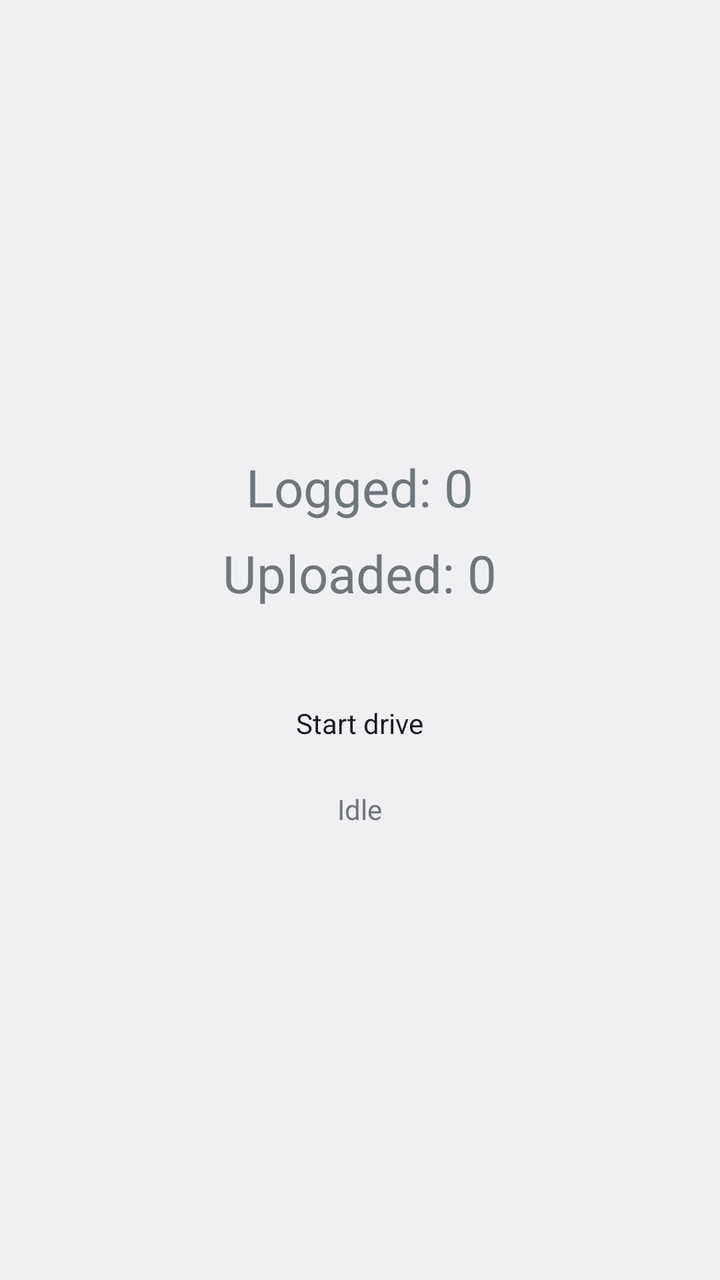
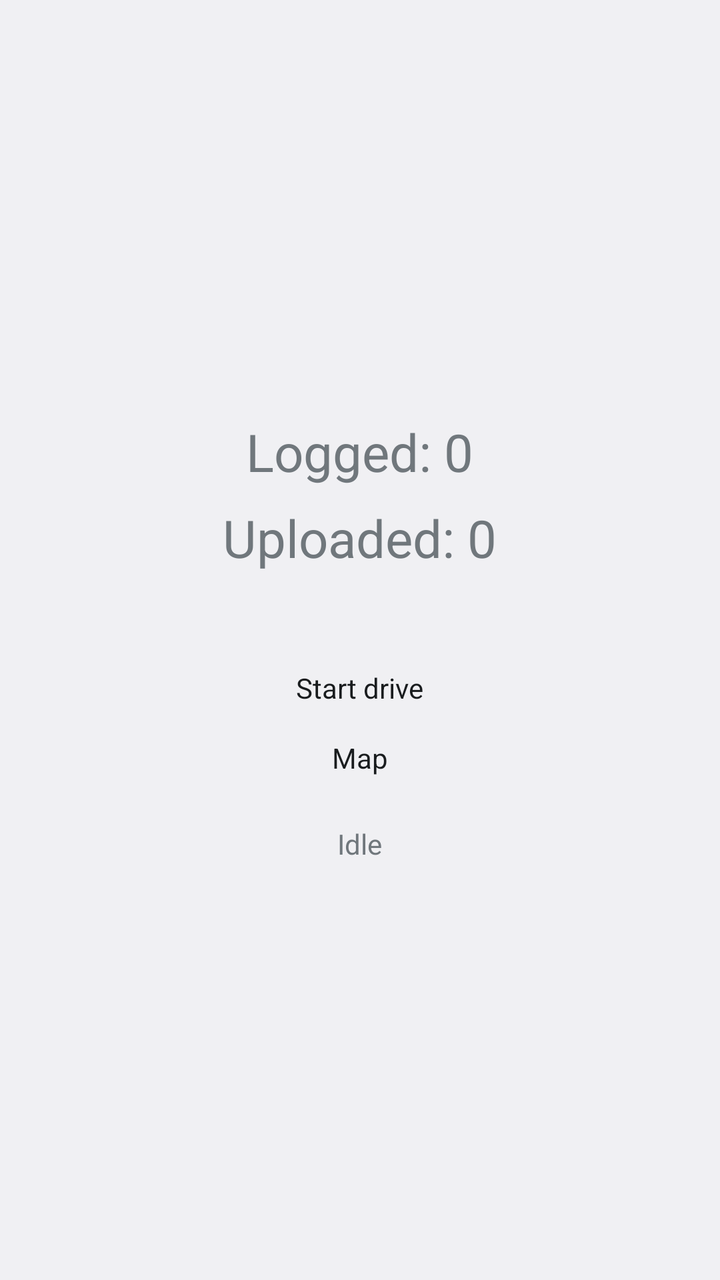

Compare the two renders of this Android layout. The source of the first and the diff that turns it into the second are given below.
<!-- AndroidManifest.xml: application theme AppTheme -->
<!-- res/layout/activity_main.xml -->
<?xml version="1.0" encoding="utf-8"?>
<LinearLayout xmlns:android="http://schemas.android.com/apk/res/android"
    android:layout_width="match_parent"
    android:layout_height="match_parent"
    android:orientation="vertical"
    android:gravity="center"
    android:padding="32dp">

    <TextView
        android:id="@+id/logged"
        android:layout_width="wrap_content"
        android:layout_height="wrap_content"
        android:textSize="26sp"
        android:text="Logged: 0"/>

    <TextView
        android:id="@+id/uploaded"
        android:layout_width="wrap_content"
        android:layout_height="wrap_content"
        android:layout_marginTop="8dp"
        android:textSize="26sp"
        android:text="Uploaded: 0"/>

    <Button
        android:id="@+id/toggle"
        android:layout_width="wrap_content"
        android:layout_height="wrap_content"
        android:layout_marginTop="48dp"
        android:paddingLeft="40dp"
        android:paddingRight="40dp"
        android:text="Start drive"/>

    <TextView
        android:id="@+id/status"
        android:layout_width="wrap_content"
        android:layout_height="wrap_content"
        android:layout_marginTop="24dp"
        android:textSize="14sp"
        android:text="Idle"/>
</LinearLayout>
<!-- resources referenced by this layout -->
<resources>
  <style name="AppTheme" parent="@android:style/Theme.DeviceDefault.Light" />
</resources>

<!-- the commit's change to res/layout/activity_main.xml (unified diff, before → after) -->
@@ -30,6 +30,15 @@
         android:paddingRight="40dp"
         android:text="Start drive"/>
 
+    <Button
+        android:id="@+id/openMap"
+        android:layout_width="wrap_content"
+        android:layout_height="wrap_content"
+        android:layout_marginTop="16dp"
+        android:paddingLeft="40dp"
+        android:paddingRight="40dp"
+        android:text="Map"/>
+
     <TextView
         android:id="@+id/status"
         android:layout_width="wrap_content"
